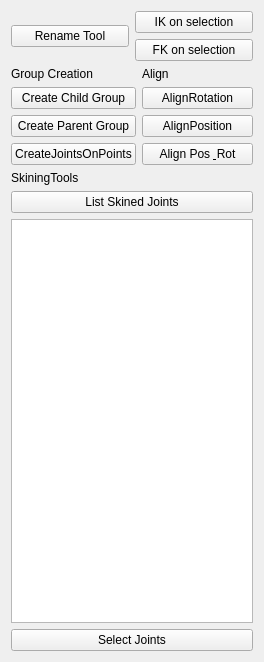
Before: the Qt Designer form Python/Resources/RMINTRigTools.ui in rendermotion/RMPY, drawn with Qt 5.
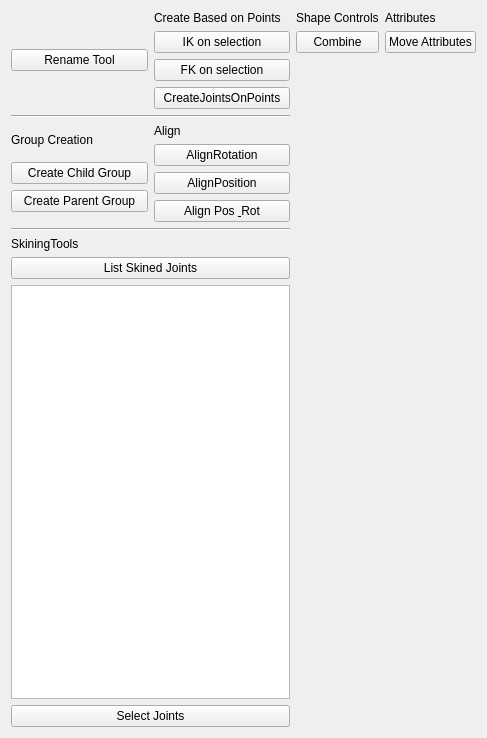
After: the same form once the commit is applied.

```diff
--- a/Python/Resources/RMINTRigTools.ui
+++ b/Python/Resources/RMINTRigTools.ui
@@ -6,13 +6,15 @@
    <rect>
     <x>0</x>
     <y>0</y>
-    <width>264</width>
-    <height>662</height>
+    <width>487</width>
+    <height>738</height>
    </rect>
   </property>
   <property name="windowTitle">
    <string>Form</string>
   </property>
+  <layout class="QHBoxLayout" name="horizontalLayout_4">
+   <item>
   <layout class="QVBoxLayout" name="verticalLayout_6">
    <item>
     <layout class="QHBoxLayout" name="horizontalLayout">
@@ -29,6 +31,13 @@
      </item>
      <item>
       <layout class="QVBoxLayout" name="verticalLayout_5">
+         <item>
+          <widget class="QLabel" name="LabelPoint">
+           <property name="text">
+            <string>Create Based on Points</string>
+           </property>
+          </widget>
+         </item>
        <item>
         <widget class="QPushButton" name="IKOnSelection">
          <property name="toolTip">
@@ -49,10 +58,24 @@
          </property>
         </widget>
        </item>
+         <item>
+          <widget class="QPushButton" name="JointsOnPoints">
+           <property name="text">
+            <string>CreateJointsOnPoints</string>
+           </property>
+          </widget>
+         </item>
       </layout>
      </item>
     </layout>
    </item>
+     <item>
+      <widget class="Line" name="line">
+       <property name="orientation">
+        <enum>Qt::Horizontal</enum>
+       </property>
+      </widget>
+     </item>
    <item>
     <layout class="QHBoxLayout" name="horizontalLayout_2">
      <item>
@@ -79,11 +102,20 @@
         </widget>
        </item>
        <item>
-        <widget class="QPushButton" name="JointsOnPoints">
-         <property name="text">
-          <string>CreateJointsOnPoints</string>
-         </property>
-        </widget>
+          <spacer name="verticalSpacer">
+           <property name="orientation">
+            <enum>Qt::Vertical</enum>
+           </property>
+           <property name="sizeType">
+            <enum>QSizePolicy::Minimum</enum>
+           </property>
+           <property name="sizeHint" stdset="0">
+            <size>
+             <width>10</width>
+             <height>10</height>
+            </size>
+           </property>
+          </spacer>
        </item>
       </layout>
      </item>
@@ -123,6 +155,13 @@
    </item>
    <item>
     <layout class="QVBoxLayout" name="verticalLayout_3">
+       <item>
+        <widget class="Line" name="line_2">
+         <property name="orientation">
+          <enum>Qt::Horizontal</enum>
+         </property>
+        </widget>
+       </item>
      <item>
       <widget class="QLabel" name="SkiningToolslabel">
        <property name="text">
@@ -146,6 +185,77 @@
         <string>Select Joints</string>
        </property>
       </widget>
+       </item>
+      </layout>
+     </item>
+    </layout>
+   </item>
+   <item>
+    <layout class="QHBoxLayout" name="horizontalLayout_3">
+     <item>
+      <layout class="QVBoxLayout" name="verticalLayout_7">
+       <item>
+        <widget class="QLabel" name="labelShapeControls">
+         <property name="text">
+          <string>Shape Controls</string>
+         </property>
+        </widget>
+       </item>
+       <item>
+        <widget class="QPushButton" name="SCCombineButton">
+         <property name="text">
+          <string>Combine</string>
+         </property>
+        </widget>
+       </item>
+       <item>
+        <spacer name="verticalSpacer_2">
+         <property name="orientation">
+          <enum>Qt::Vertical</enum>
+         </property>
+         <property name="sizeHint" stdset="0">
+          <size>
+           <width>20</width>
+           <height>40</height>
+          </size>
+         </property>
+        </spacer>
+       </item>
+      </layout>
+     </item>
+     <item>
+      <layout class="QVBoxLayout" name="verticalLayout_8">
+       <item>
+        <widget class="QLabel" name="Attributeslabel">
+         <property name="text">
+          <string>Attributes</string>
+         </property>
+        </widget>
+       </item>
+       <item>
+        <widget class="QPushButton" name="AttributeTransferBtn">
+         <property name="toolTip">
+          <string extracomment="Select the object with the Attributes you want to transfer First, then the destination object."/>
+         </property>
+         <property name="text">
+          <string>Move Attributes</string>
+         </property>
+        </widget>
+       </item>
+       <item>
+        <spacer name="verticalSpacer_3">
+         <property name="orientation">
+          <enum>Qt::Vertical</enum>
+         </property>
+         <property name="sizeHint" stdset="0">
+          <size>
+           <width>20</width>
+           <height>40</height>
+          </size>
+         </property>
+        </spacer>
+       </item>
+      </layout>
      </item>
     </layout>
    </item>
```
Lines whose indentation alone changed are shown as unchanged.
